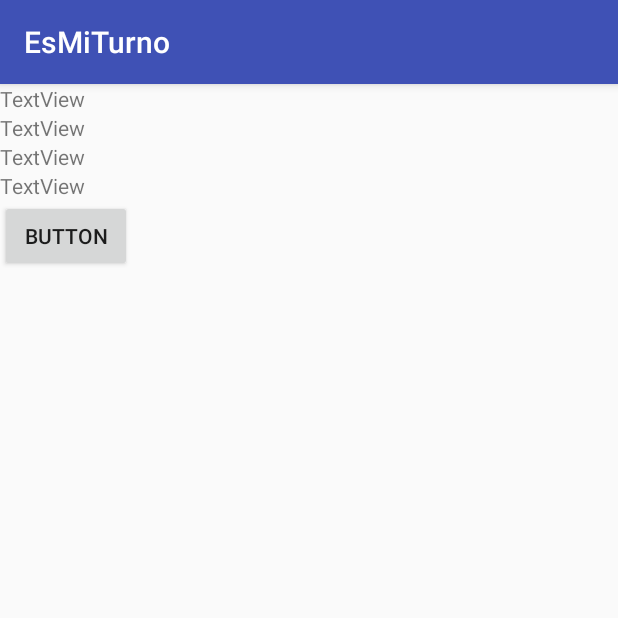
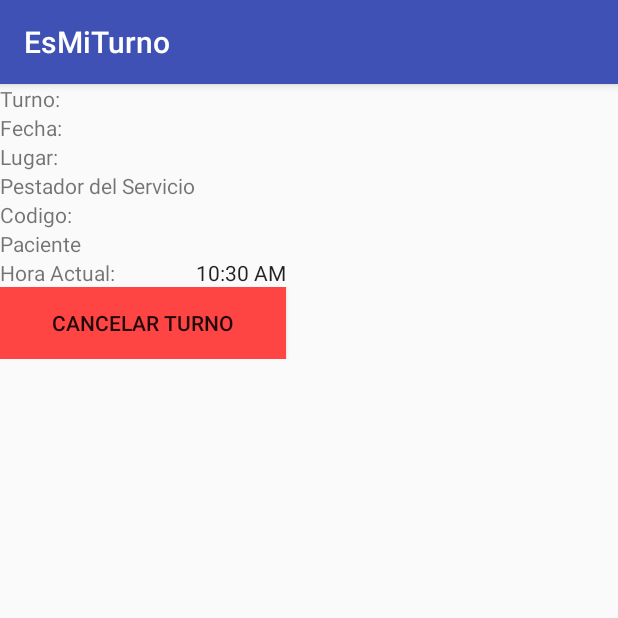
Before and after one commit to hernnyy/emt, an Android app: the MeetDetailFastActivity screen opened directly, with no data from a screen before it, on a phone screen of 412 x 824 dp, the top half of it. Run offline under Robolectric (Android 15) with nearby library versions, the phone set to English and light mode, and no system bars; network calls fail.

Commit message:
mejoras en pantalla para detalle de meets

```diff
--- a/app/src/main/res/layout/activity_meet_detail_fast.xml
+++ b/app/src/main/res/layout/activity_meet_detail_fast.xml
@@ -8,33 +8,22 @@
     tools:layout_editor_absoluteY="81dp"
     tools:layout_editor_absoluteX="0dp">
 
-    <GridLayout
+    <LinearLayout
         android:layout_width="368dp"
         android:layout_height="495dp"
-        tools:layout_editor_absoluteY="8dp"
-        tools:layout_editor_absoluteX="8dp">
+        android:orientation="vertical"
+        tools:layout_editor_absoluteX="8dp"
+        tools:layout_editor_absoluteY="8dp">
 
-        <TextView
-            android:id="@+id/textView4"
-            android:layout_width="wrap_content"
-            android:layout_height="wrap_content"
-            android:text="TextView" />
+        <TableLayout
+            android:layout_width="match_parent"
+            android:layout_height="match_parent"
+            tools:layout_editor_absoluteX="8dp"
+            tools:layout_editor_absoluteY="8dp">
 
-        <TextView
-            android:id="@+id/textView5"
-            android:layout_width="wrap_content"
-            android:layout_height="wrap_content"
-            android:layout_column="0"
-            android:layout_row="1"
-            android:text="TextView" />
-
-        <TextView
-            android:id="@+id/textView6"
-            android:layout_width="wrap_content"
-            android:layout_height="wrap_content"
-            android:layout_column="0"
-            android:layout_row="3"
-            android:text="TextView" />
+            <TableRow
+                android:layout_width="match_parent"
+                android:layout_height="match_parent">
 
                 <TextView
                     android:id="@+id/textView7"
@@ -42,15 +31,148 @@
                     android:layout_height="wrap_content"
                     android:layout_column="0"
                     android:layout_row="2"
-            android:text="TextView" />
+                    android:text="Turno:" />
 
-        <Button
-            android:id="@+id/button2"
+                <TextView
+                    android:id="@+id/txtMeet"
                     android:layout_width="wrap_content"
                     android:layout_height="wrap_content"
                     android:layout_column="0"
-            android:layout_row="4"
-            android:text="Button" />
-    </GridLayout>
+                    android:layout_row="2" />
+            </TableRow>
+
+            <TableRow
+                android:layout_width="match_parent"
+                android:layout_height="match_parent">
+
+                <TextView
+                    android:id="@+id/textView5"
+                    android:layout_width="wrap_content"
+                    android:layout_height="wrap_content"
+                    android:layout_column="0"
+                    android:layout_row="0"
+                    android:text="Fecha:" />
+
+                <TextView
+                    android:id="@+id/txtDate"
+                    android:layout_width="wrap_content"
+                    android:layout_height="wrap_content" />
+
+            </TableRow>
+
+            <TableRow
+                android:layout_width="match_parent"
+                android:layout_height="match_parent">
+
+                <TextView
+                    android:id="@+id/textView8"
+                    android:layout_width="wrap_content"
+                    android:layout_height="wrap_content"
+                    android:text="Lugar:" />
+
+                <TextView
+                    android:id="@+id/txtPlace"
+                    android:layout_width="wrap_content"
+                    android:layout_height="wrap_content"
+                    android:layout_column="1"
+                    android:layout_row="0" />
+
+            </TableRow>
+
+            <TableRow
+                android:layout_width="match_parent"
+                android:layout_height="match_parent">
+
+                <TextView
+                    android:id="@+id/textView99"
+                    android:layout_width="wrap_content"
+                    android:layout_height="wrap_content"
+                    android:text="Pestador del Servicio" />
+
+                <TextView
+                    android:id="@+id/txtProvider"
+                    android:layout_width="wrap_content"
+                    android:layout_height="wrap_content"
+                    android:layout_column="1"
+                    android:layout_row="0" />
+
+            </TableRow>
+
+            <TableRow
+                android:layout_width="match_parent"
+                android:layout_height="match_parent">
+
+                <TextView
+                    android:id="@+id/textView88"
+                    android:layout_width="wrap_content"
+                    android:layout_height="wrap_content"
+                    android:text="Codigo:" />
+
+                <TextView
+                    android:id="@+id/txtCode"
+                    android:layout_width="wrap_content"
+                    android:layout_height="wrap_content"
+                    android:layout_column="1"
+                    android:layout_row="0" />
+            </TableRow>
+
+            <TableRow
+                android:layout_width="match_parent"
+                android:layout_height="match_parent">
+
+                <TextView
+                    android:id="@+id/textView888"
+                    android:layout_width="wrap_content"
+                    android:layout_height="wrap_content"
+                    android:text="Paciente" />
+
+                <TextView
+                    android:id="@+id/txtCustomer"
+                    android:layout_width="wrap_content"
+                    android:layout_height="wrap_content"
+                    android:layout_column="1"
+                    android:layout_row="0" />
+            </TableRow>
+
+            <TableRow
+                android:layout_width="match_parent"
+                android:layout_height="match_parent" >
+
+                <TextView
+                    android:id="@+id/textView"
+                    android:layout_width="wrap_content"
+                    android:layout_height="wrap_content"
+                    android:text="Hora Actual:" />
+
+                <TextClock
+                    android:id="@+id/textClock"
+                    android:layout_width="wrap_content"
+                    android:layout_height="wrap_content"
+                    android:contentDescription="Hora Actua"
+                    android:text="Hora Actual" />
+
+            </TableRow>
+
+            <TableRow
+                android:layout_width="match_parent"
+                android:layout_height="match_parent" >
+
+            </TableRow>
+
+            <TableRow
+                android:layout_width="match_parent"
+                android:layout_height="match_parent">
+
+                <Button
+                    android:id="@+id/cancelMeet"
+                    android:layout_width="match_parent"
+                    android:layout_height="match_parent"
+                    android:layout_column="0"
+                    android:layout_span="2"
+                    android:background="@android:color/holo_red_light"
+                    android:text="Cancelar Turno" />
+            </TableRow>
+        </TableLayout>
+    </LinearLayout>
 
 </android.support.constraint.ConstraintLayout>
```
Lines whose indentation alone changed are shown as unchanged.
